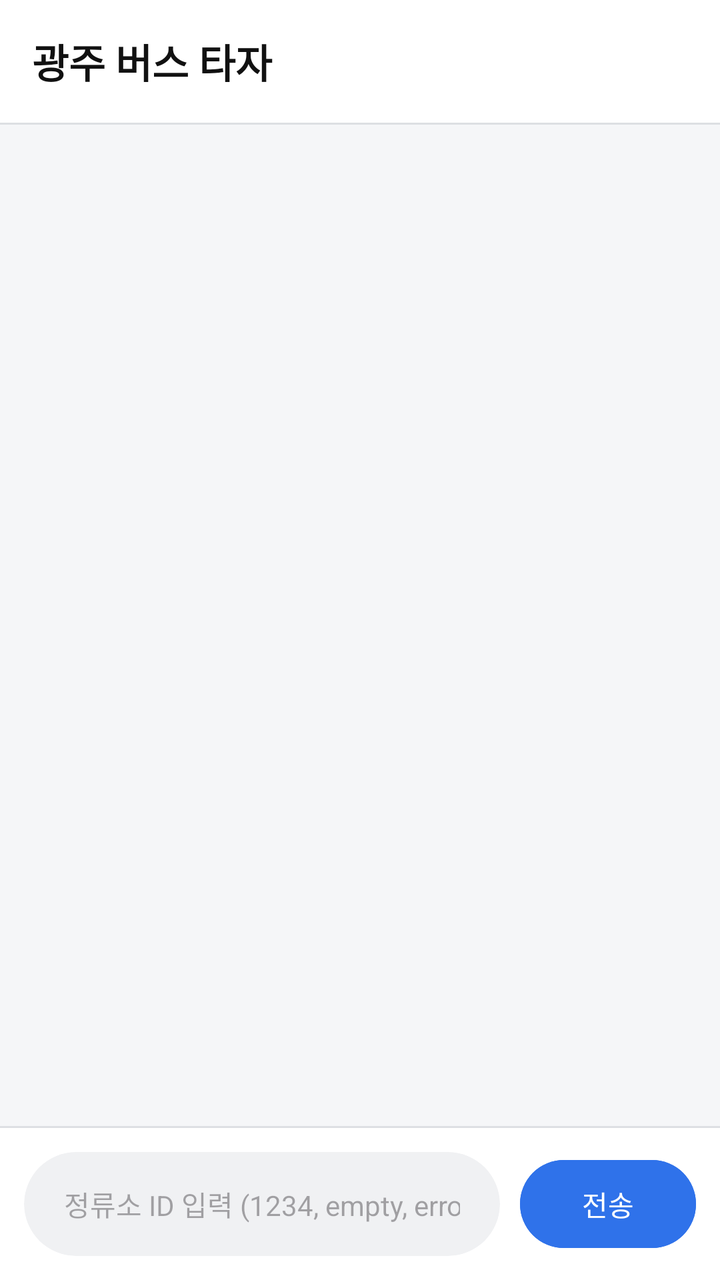
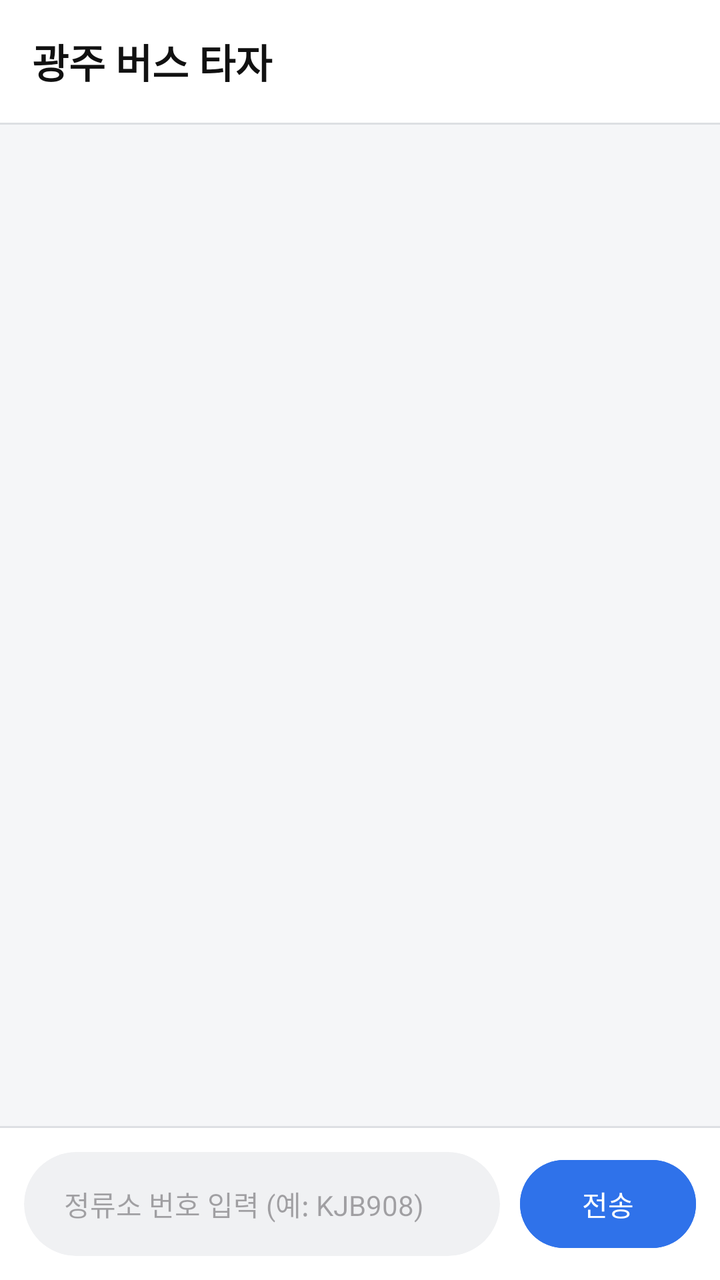

The first picture is an Android layout as it rendered before a commit; the second is the same layout after the commit. The layout source and the unified diff follow.
<!-- AndroidManifest.xml: application theme Theme.GwangjuBusTaja2 -->
<!-- res/layout/activity_main.xml -->
<?xml version="1.0" encoding="utf-8"?>
<LinearLayout xmlns:android="http://schemas.android.com/apk/res/android"
    xmlns:app="http://schemas.android.com/apk/res-auto"
    xmlns:tools="http://schemas.android.com/tools"
    android:id="@+id/main"
    android:layout_width="match_parent"
    android:layout_height="match_parent"
    android:background="#F5F6F8"
    android:orientation="vertical"
    tools:context=".MainActivity">

    <TextView
        android:layout_width="match_parent"
        android:layout_height="wrap_content"
        android:background="#FFFFFF"
        android:padding="16dp"
        android:text="광주 버스 타자"
        android:textColor="#111111"
        android:textSize="20sp"
        android:textStyle="bold" />

    <View
        android:layout_width="match_parent"
        android:layout_height="1dp"
        android:background="#DDDFE3" />

    <androidx.recyclerview.widget.RecyclerView
        android:id="@+id/rvChat"
        android:layout_width="match_parent"
        android:layout_height="0dp"
        android:layout_weight="1"
        android:clipToPadding="false"
        android:padding="16dp" />


    <View
        android:layout_width="match_parent"
        android:layout_height="1dp"
        android:background="#DDDFE3" />

    
    <LinearLayout
        android:layout_width="match_parent"
        android:layout_height="wrap_content"
        android:background="#FFFFFF"
        android:gravity="center_vertical"
        android:orientation="horizontal"
        android:padding="12dp">

        <com.google.android.material.card.MaterialCardView
            android:layout_width="0dp"
            android:layout_height="52dp"
            android:layout_weight="1"
            app:cardBackgroundColor="#F0F1F3"
            app:cardCornerRadius="26dp"
            app:cardElevation="0dp"
            app:strokeWidth="0dp">

        <EditText
            android:id="@+id/etInput"
            android:layout_width="match_parent"
            android:layout_height="match_parent"
            android:background="@android:color/transparent"
            android:hint="정류소 ID 입력 (1234, empty, error, slow)"
            android:textColor="#111111"
            android:imeOptions="actionSend"
            android:inputType="text"
            android:maxLines="1"
            android:paddingStart="20dp"
            android:paddingEnd="20dp"
            android:textSize="14sp" />

    </com.google.android.material.card.MaterialCardView>

    <com.google.android.material.button.MaterialButton
        android:id="@+id/btnSend"
        android:layout_width="wrap_content"
        android:layout_height="52dp"
        android:layout_marginStart="10dp"
        android:backgroundTint="#2F72EA"
        android:text="전송"
        android:textColor="#FFFFFF"
        app:cornerRadius="26dp" />

</LinearLayout>

    </LinearLayout>
<!-- resources referenced by this layout -->
<resources>
  <style name="Theme.GwangjuBusTaja2" parent="Base.Theme.GwangjuBusTaja2" />
  <style name="Base.Theme.GwangjuBusTaja2" parent="Theme.Material3.DayNight.NoActionBar">
          
          
      </style>
</resources>

<!-- the commit's change to res/layout/activity_main.xml (unified diff, before → after) -->
@@ -61,7 +61,7 @@
             android:layout_width="match_parent"
             android:layout_height="match_parent"
             android:background="@android:color/transparent"
-            android:hint="정류소 ID 입력 (1234, empty, error, slow)"
+            android:hint="정류소 번호 입력 (예: KJB908)"
             android:textColor="#111111"
             android:imeOptions="actionSend"
             android:inputType="text"
